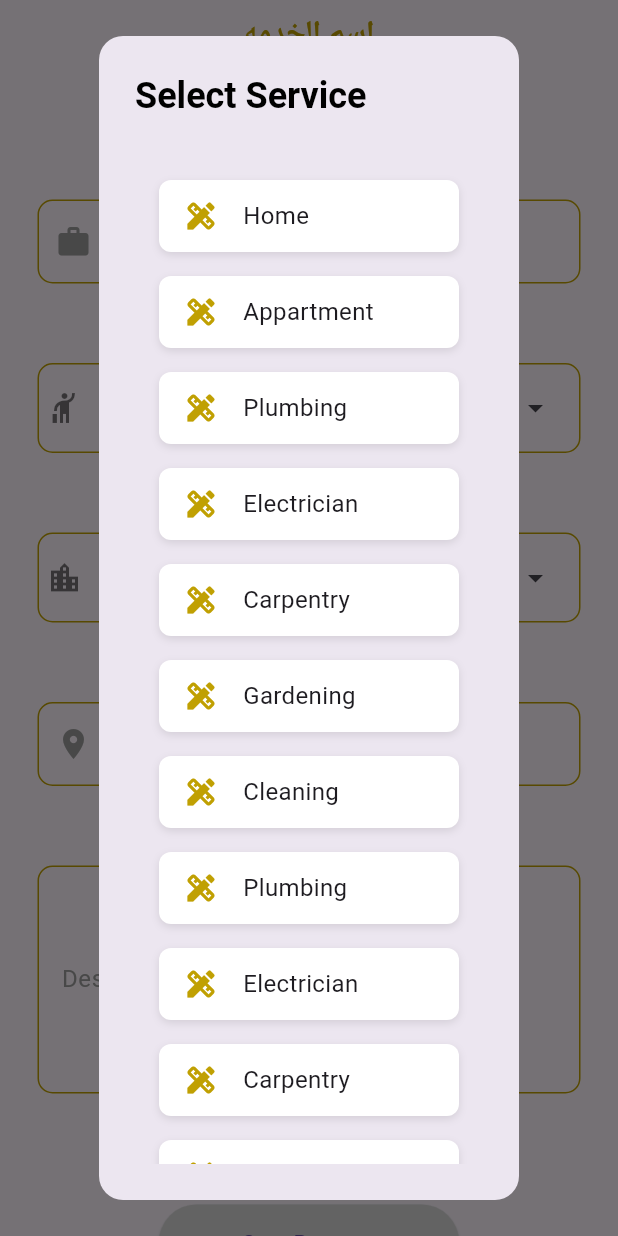
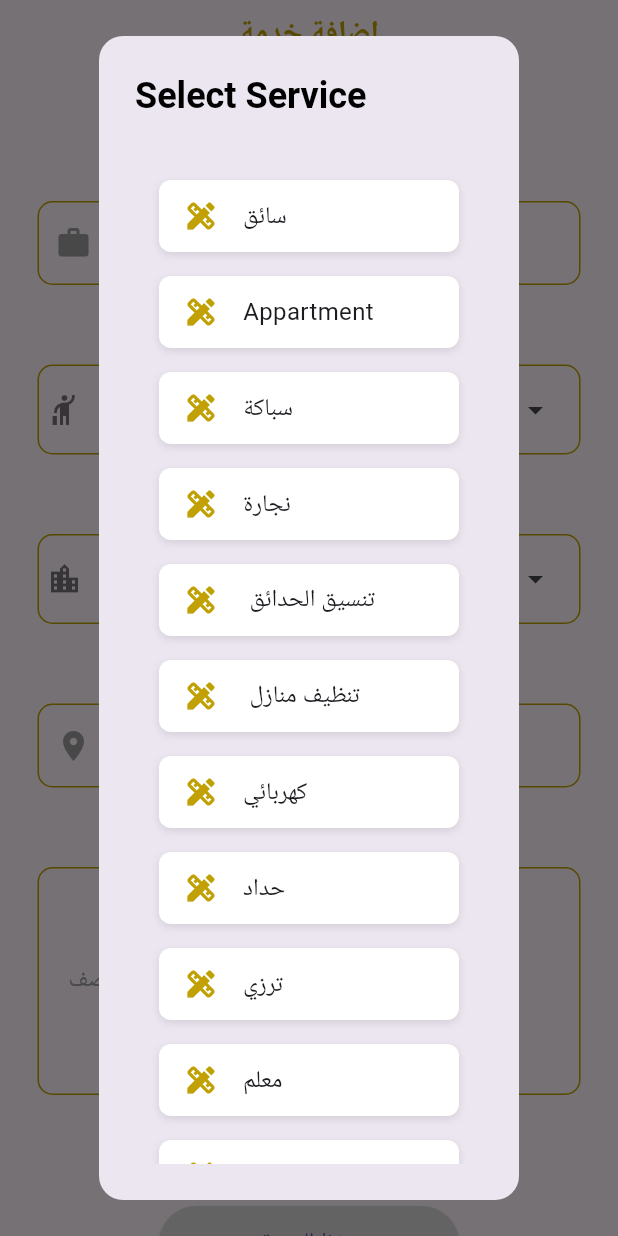
Before and after one commit to Fathi123-max/ServProvider, a Flutter app: the AddDataScreen screen opened directly, after a tap on the "arrow drop down" icon, on a phone screen of 412 x 824 dp. Run offline on Flutter 3.47's test engine with Material 2 defaults, Android fonts, the phone set to English and light mode, and no system bars; our stand-ins replace cached_network_image, cloud_firestore, convex_bottom_bar, firebase_core, firebase_storage, fluttertoast and 4 more; missing offline and left inert: flutter_phone_direct_caller, multi_image_picker; accounts and stored records are empty.

Commit message:
final touches

```diff
--- a/lib/controllers/addpropertyController.dart
+++ b/lib/controllers/addpropertyController.dart
@@ -10,20 +10,26 @@ class AddPropertyController extends GetxController {
   var showLoadingBar = false.obs;
   var selectedCity = 'dammita'.obs;
   // var citieslist = <CityModel>[CityModel("cairo")].obs;
-  var citieslist2 = ["cairo", 'Dammita', "Farscore"].obs;
+  var citieslist2 =
+      ["Kar Albattikh".tr, 'Dammita'.tr, "new Dammita".tr, "Kar Saad".tr].obs;
 
   var values = <String>[
-    'Home',
-    'Appartment',
-    "Plumbing",
-    "Electrician",
-    'Carpentry',
-    'Gardening',
-    'Cleaning',
-    'Plumbing',
-    'Electrician',
-    'Carpentry',
-    'Gardening'
+    'Driver'.tr,
+    'Appartment'.tr,
+    "Plumbing".tr,
+    "Carpentry".tr,
+    'Gardening'.tr,
+    'Cleaning Houses'.tr,
+    'Electrician'.tr,
+    'Blacksmith'.tr,
+    'Tiling'.tr,
+    'Teacher'.tr,
+    'Gardening'.tr,
+    'Nurse'.tr,
+    'Mecanical'.tr,
+    'Baby setter'.tr,
+    'Color Man'.tr,
+    'Ground Man'.tr
   ].obs;
   var selectedValue = 'Home'.tr.obs;
   var selectedColor = CustomColors.orangeColor.obs;
--- a/lib/controllers/draweController.dart
+++ b/lib/controllers/draweController.dart
@@ -9,7 +9,7 @@ class DraweController extends GetxController {
   var drawerItemsList = <DrawerItem>[
     DrawerItem(title: 'Home'.tr, icon: Icons.home_outlined),
     // DrawerItem(title: 'Liked Property ', icon: Icons.favorite_outline),
-    DrawerItem(title: 'Account Settings', icon: Icons.settings_outlined),
+    DrawerItem(title: 'Account Setting'.tr, icon: Icons.settings_outlined),
   ].obs;
   var drawerChildrens = [
     Home(),
--- a/lib/controllers/pageViewController.dart
+++ b/lib/controllers/pageViewController.dart
@@ -15,8 +15,8 @@ class PageViewController extends GetxController {
 
   var pageViewIndex = 0.obs;
   var pageViewItems = [
+    catogrylist(),
     RentView(),
-    catogrylist(),
     AddDataScreen(
       value: '',
     ),
--- a/lib/utills/localzation.dart
+++ b/lib/utills/localzation.dart
@@ -5,32 +5,81 @@ class Languages extends Translations {
   Map<String, Map<String, String>> get keys => {
         'ar_EG': {
           'Service Name': 'اسم الخدمه',
-          'Add Service': 'اسم الخدمه',
-          'Services': 'اسم الخدمه',
-          'Home': 'اسم الخدمه',
-          'Description': 'اسم الخدمه',
-          'address': 'اسم الخدمه',
-          'Service Provider': 'اسم الخدمه',
-          'Type of Service': 'اسم الخدمه',
-          'Select City': 'اسم الخدمه',
-          'Select Area': 'اسم الخدمه',
-          // 'Select lmages': 'اسم الخدمه',
-          'Save Property': 'اسم الخدمه',
-          'Account Setting': 'اسم الخدمه',
-          'Log Out': 'اسم الخدمه',
-          'Name': 'اسم الخدمه',
-          'Phone': 'اسم الخدمه',
-          'Next': 'اسم الخدمه',
-          'Enter your information': 'اسم الخدمه',
-          'Enter Service details to listed on Services': 'اسم الخدمه',
-          'Area': 'اسم الخدمه',
-          'Dammita': 'اسم الخدمه',
-          'Service Name': 'اسم الخدمه',
-          'Service Name': 'اسم الخدمه',
-          'Service Name': 'اسم الخدمه',
-        },
-        'en_US': {
-          'Service Name': 'Service Name',
+          'Add Service': 'إضافة خدمة',
+          'Services': ' الخدمات',
+          'Home': 'الصفحة الرئيسية',
+          'Description': ' الوصف',
+          'address': 'العنوان ',
+          'Service Provider': 'مقدم الخدمة',
+          'Type of Service': 'نوع الخدمة',
+          'Select City': 'اختر المدينة',
+          'Select Area': 'اختر المنطقة',
+          'Select Images': 'اختر الصور',
+          'Save Property': 'حفظ الخدمة',
+          'Account Setting': 'إعدادات الحساب',
+          'Log Out': 'تسجيل الخروج',
+          'Name': 'الاسم ',
+          'Phone': 'الهاتف ',
+          'Next': 'التالي ',
+          'Enter your information': 'أدخل معلوماتك ',
+          'Enter your Service': 'أدخل اسم خدمتك ',
+          'Enter Service details to listed on Services':
+              ' أدخل تفاصيل الخدمة لتدرجها في الخدمات',
+          'Area': ' المنطقة',
+          "Plumbing": "سباكة",
+          "Carpentry": "نجارة",
+          "Gardening": " تنسيق الحدائق ",
+          "Cleaning Houses": " تنظيف منازل",
+          "Electrician": "كهربائي",
+          "Driver": "سائق",
+          'My Services': "خدماتي",
+          'Blacksmith': "حداد",
+          'Tiling': "ترزي",
+          "Teacher": "معلم",
+          "Chef": "طاهي",
+          "Nurse": "ممرض/ممرضة",
+          'Dammita': ' دمياط ',
+          'new Dammita': 'دمياط الجديده',
+          'Kar Albattikh': ' كفر البطيخ ',
+          'Kar Saad': ' كفر سعد ',
+          'Mecanical': 'ميكانيكي',
+          "Baby setter": "جليسه اطفال",
+          "Color Man": "نقاش ",
+          "Ground Man": "مبلط",
         },
       };
 }
+
+
+
+
+// {
+//   "service_names": [
+//     "اسم الخدمة 1",
+//     "اسم الخدمة 2",
+//     "اسم الخدمة 3",
+//     ...
+//   ],
+//   "add_service": "",
+//   "services": "الخدمات",
+//   "home": "الصفحة الرئيسية",
+//   "description": "الوصف",
+//   "address": "العنوان",
+//   "service_provider": "مقدم الخدمة",
+//   "type_of_service": "نوع الخدمة",
+//   "select_city": "اختر المدينة",
+//   "select_area": "اختر المنطقة",
+//   "save_property": "حفظ الخدمة",
+//   "account_setting": "إعدادات الحساب",
+//   "log_out": "تسجيل الخروج",
+//   "name": "الاسم",
+//   "phone": "الهاتف",
+//   "next": "التالي",
+//   "enter_information": "أدخل معلوماتك",
+//   "enter_service_details": "أدخل تفاصيل الخدمة لتدرجها في الخدمات",
+//   "area": "المنطقة",
+//   "service_1": "خدمة 1",
+//   "service_2": "خدمة 2",
+//   "service_3": "خدمة 3",
+//   ...
+// }
--- a/lib/views/addDataScreen.dart
+++ b/lib/views/addDataScreen.dart
@@ -88,7 +88,7 @@ class AddDataScreen extends StatelessWidget {
                     borderRadius: new BorderRadius.circular(10.0),
                     borderSide:
                         new BorderSide(color: CustomColors.orangeColor)),
-                labelText: 'Enter your Service',
+                labelText: 'Enter your Service'.tr,
                 labelStyle: TextStyle(color: Colors.grey),
                 prefixIcon: Icon(
                   Icons.work,
@@ -241,7 +241,7 @@ class AddDataScreen extends StatelessWidget {
                     borderRadius: new BorderRadius.circular(10.0),
                     borderSide:
                         new BorderSide(color: CustomColors.orangeColor)),
-                labelText: 'Area',
+                labelText: 'Area'.tr,
                 labelStyle: TextStyle(color: Colors.grey),
                 prefixIcon: Icon(
                   Icons.location_on,
@@ -295,7 +295,7 @@ class AddDataScreen extends StatelessWidget {
                     borderRadius: new BorderRadius.circular(10.0),
                     borderSide:
                         new BorderSide(color: CustomColors.orangeColor)),
-                labelText: 'Description',
+                labelText: 'Description'.tr,
                 labelStyle: TextStyle(color: Colors.grey),
               ),
               validator: (value) {
@@ -315,7 +315,7 @@ class AddDataScreen extends StatelessWidget {
                 style: ElevatedButton.styleFrom(
                     minimumSize: Size(100, 40),
                     primary: CustomColors.orangeColor),
-                child: Text("Select Images"),
+                child: Text("Select Images".tr),
                 onPressed: () {
                   controller.getImage();
                 }),
@@ -359,7 +359,7 @@ class AddDataScreen extends StatelessWidget {
                       style: ElevatedButton.styleFrom(
                           minimumSize: Size(200, 50),
                           backgroundColor: CustomColors.lioghtGrey),
-                      child: Text("Save Property"),
+                      child: Text("Save Property".tr),
                       onPressed: () async {
                         if (controller.images.value.isEmpty) {
                           CustomToast.showToast('Please Select images');
--- a/lib/views/drawerViews/homeView.dart
+++ b/lib/views/drawerViews/homeView.dart
@@ -39,14 +39,14 @@ class _HomeState extends State<Home> with SingleTickerProviderStateMixin {
   Widget build(BuildContext context) {
     return Scaffold(
       bottomNavigationBar: ConvexAppBar(
-        height: 50,
+        height: 55,
         controller: _tabController,
         backgroundColor: CustomColors.orangeColor,
         items: [
           TabItem(icon: Icons.home, title: 'Home'.tr),
           TabItem(icon: Icons.design_services_sharp, title: 'Services'.tr),
           TabItem(icon: Icons.add, title: 'Add Service'.tr),
-          TabItem(icon: Icons.people, title: 'My Services'),
+          TabItem(icon: Icons.people, title: 'My Services'.tr),
         ],
         onTap: (int i) {
           _pageIndex.value = i;
--- a/lib/views/drawerViews/homeViewsitems/catogries/carogrylist.dart
+++ b/lib/views/drawerViews/homeViewsitems/catogries/carogrylist.dart
@@ -7,7 +7,8 @@ import '../../../propertyDetailScreen.dart';
 
 class catogrylist extends StatelessWidget {
   // const RentOutView({Key key}) : super(key: key);
-  final RentAndRentOutController rentOutController = Get.find();
+  final RentAndRentOutController rentOutController =
+      Get.put(RentAndRentOutController());
 
   TextEditingController textEditingController = TextEditingController();
 
@@ -20,16 +21,21 @@ class catogrylist extends StatelessWidget {
       mainAxisSpacing: 10,
       crossAxisSpacing: 10,
       children: [
-        _buildServiceCategory('Home'.tr, "assets/images/logo.png"),
-        _buildServiceCategory('Plumbing', "assets/images/logo.png"),
-        _buildServiceCategory('Plumbing', "assets/images/logo.png"),
-        _buildServiceCategory('Carpentry', "assets/images/logo.png"),
-        _buildServiceCategory('Gardening', "assets/images/logo.png"),
-        _buildServiceCategory('Cleaning', "assets/images/logo.png"),
-        _buildServiceCategory('Plumbing', "assets/images/logo.png"),
-        _buildServiceCategory('Electrician', "assets/images/logo.png"),
-        _buildServiceCategory('Carpentry', "assets/images/logo.png"),
-        _buildServiceCategory('Gardening', "assets/images/logo.png"),
+        _buildServiceCategory('Color Man'.tr, "assets/images/logo.png"),
+        _buildServiceCategory('Mecanical'.tr, "assets/images/logo.png"),
+        _buildServiceCategory('Ground Man'.tr, "assets/images/logo.png"),
+        _buildServiceCategory('Plumbing'.tr, "assets/images/logo.png"),
+        _buildServiceCategory('Electrician'.tr, "assets/images/logo.png"),
+        _buildServiceCategory('Carpentry'.tr, "assets/images/logo.png"),
+        _buildServiceCategory('Gardening'.tr, "assets/images/logo.png"),
+        _buildServiceCategory('Cleaning Houses'.tr, "assets/images/logo.png"),
+        _buildServiceCategory('Blacksmith'.tr, "assets/images/logo.png"),
+        _buildServiceCategory('Tiling'.tr, "assets/images/logo.png"),
+        _buildServiceCategory('Teacher'.tr, "assets/images/logo.png"),
+        _buildServiceCategory('Chef'.tr, "assets/images/logo.png"),
+        _buildServiceCategory('Driver'.tr, "assets/images/logo.png"),
+        _buildServiceCategory('Nurse'.tr, "assets/images/logo.png"),
+        _buildServiceCategory('Baby setter'.tr, "assets/images/logo.png"),
       ],
     ));
   }
--- a/lib/views/propertyDetailScreen.dart
+++ b/lib/views/propertyDetailScreen.dart
@@ -163,7 +163,7 @@ class PropertyDetail extends StatelessWidget {
                 Padding(
                   padding: const EdgeInsets.only(left: 15, top: 5, right: 15),
                   child: Text(
-                    'Description',
+                    'Description'.tr,
                     style: TextStyle(fontWeight: FontWeight.bold),
                   ),
                 ),
@@ -178,7 +178,7 @@ class PropertyDetail extends StatelessWidget {
                 Padding(
                   padding: const EdgeInsets.only(left: 15, top: 5, right: 15),
                   child: Text(
-                    'address',
+                    'address'.tr,
                     style: TextStyle(fontWeight: FontWeight.bold),
                   ),
                 ),
```
